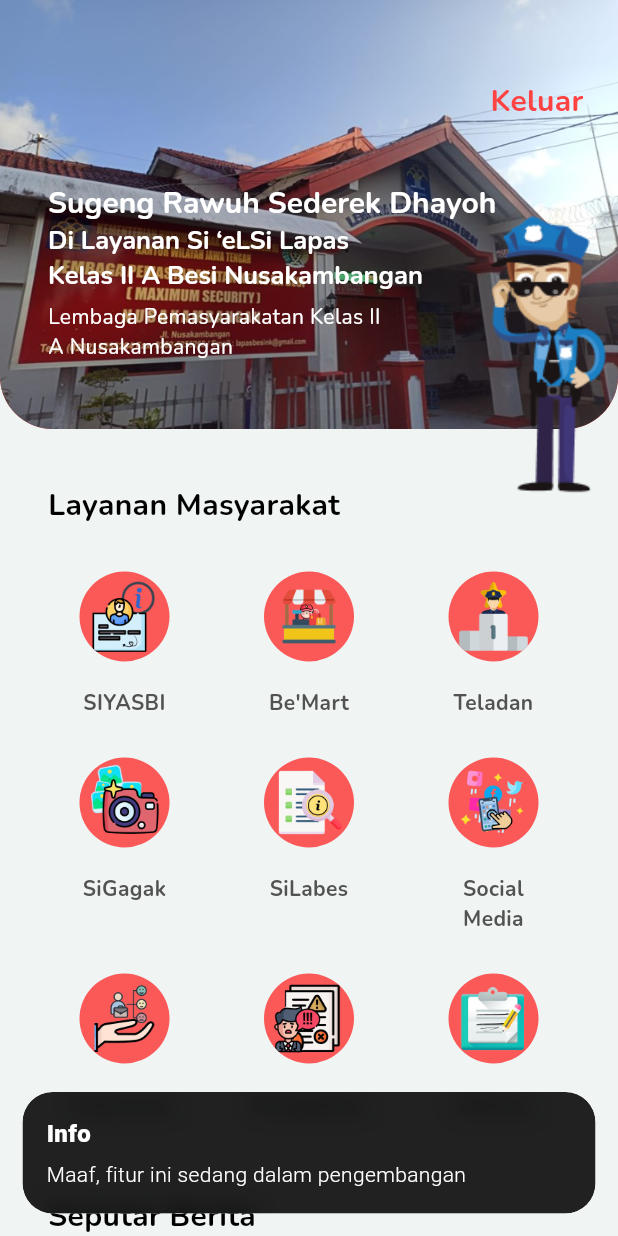
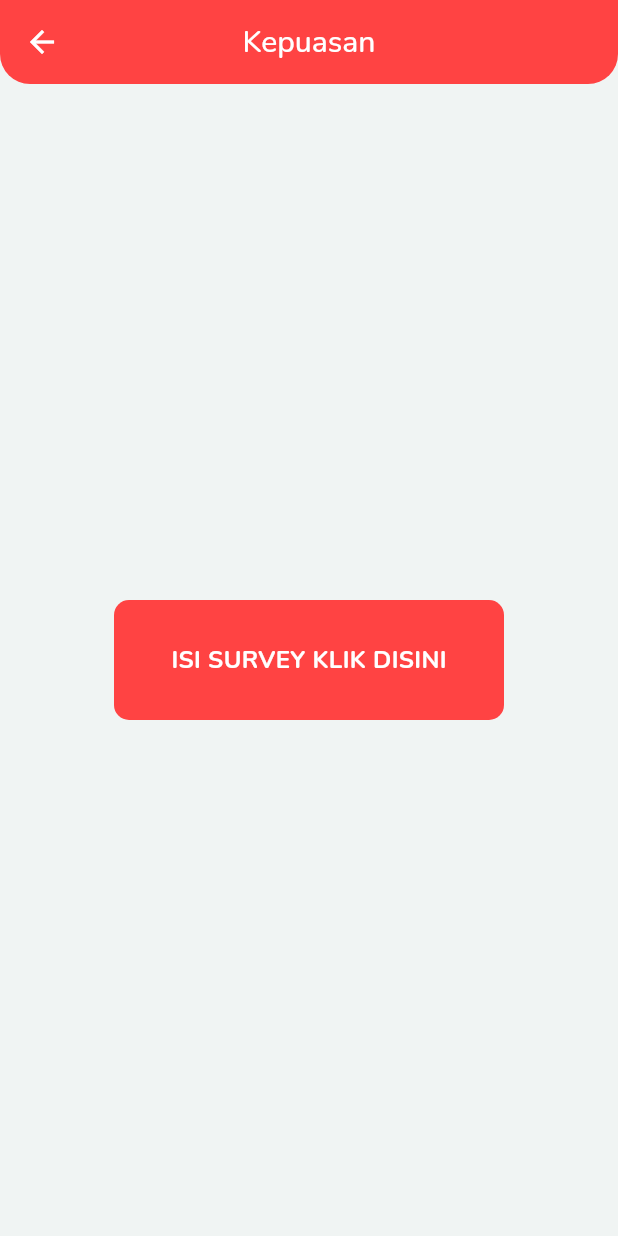
Before and after one commit to Introvertskrrt/SiElsi-Project, a Flutter app: the DashboardKeluargaView screen opened by its route, after a tap on "Kepuasan", on a phone screen of 412 x 824 dp. Run offline on Flutter 3.47's test engine with Material 3 defaults, Android fonts, the light colour scheme and no system bars; our stand-ins replace carousel_slider, dash_chat_2, dropdown_button2, file_picker, flutter_svg, get and 3 more.

Commit message:
finished feat-kepuasan keluarga & add routes

```diff
--- a/lib/main.dart
+++ b/lib/main.dart
@@ -6,6 +6,7 @@ import 'package:sibesi_app/views/dashboard_views/dashboard_keluarga_view.dart';
 import 'package:sibesi_app/views/dashboard_views/dashboard_pegawai_view.dart';
 import 'package:sibesi_app/views/dashboard_views/dashboard_umum_view.dart';
 import 'package:sibesi_app/views/intro_views/intro_view.dart';
+import 'package:sibesi_app/views/kepuasan_views/kepuasan_view.dart';
 import 'package:sibesi_app/views/login_views/login_masyarakat_view.dart';
 import 'package:sibesi_app/views/login_views/login_role_view.dart';
 import 'package:sibesi_app/views/login_views/login_pegawai_view.dart';
@@ -96,6 +97,10 @@ void main() {
         name: AppRoutes.sinamuPage,
         page: () => const SinamuView(),
       ),
+      GetPage(
+        name: AppRoutes.kepuasanPage,
+        page: () => const KepuasanView(),
+      ),
     ],
   ));
 }
--- a/lib/utils/app_routes.dart
+++ b/lib/utils/app_routes.dart
@@ -17,4 +17,5 @@ class AppRoutes {
   static String loginMasyarakatPage = "/loginMasyarakatPage";
   static String bemartPage = "/bemartPage";
   static String sinamuPage = "/sinamuPage";
+  static String kepuasanPage = "/kepuasanPage";
 }
--- a/lib/views/dashboard_views/widgets/keluarga_menu_widget.dart
+++ b/lib/views/dashboard_views/widgets/keluarga_menu_widget.dart
@@ -111,7 +111,7 @@ class KeluargaMenuWidget extends StatelessWidget {
             children: [
               GestureDetector(
                 onTap: () {
-                  errorSnackBar();
+                  Get.toNamed(AppRoutes.kepuasanPage);
                 },
                 child: buildMenuColumn(
                   "assets/icons/Kepuasan.png",
--- a/lib/views/dashboard_views/widgets/umum_menu_widget.dart
+++ b/lib/views/dashboard_views/widgets/umum_menu_widget.dart
@@ -38,7 +38,7 @@ class UmumMenuWidget extends StatelessWidget {
               ),
               GestureDetector(
                 onTap: () {
-                  errorSnackBar();
+                  Get.toNamed(AppRoutes.sinamuPage);
                 },
                 child: buildMenuColumn(
                   "assets/icons/SiNamu.png",
--- /dev/null
+++ b/lib/views/kepuasan_views/kepuasan_view.dart
@@ -0,0 +1,62 @@
+import 'package:flutter/material.dart';
+import 'package:get/get.dart';
+import 'package:sibesi_app/constants/color_constant.dart';
+import 'package:sibesi_app/constants/text_style_constant.dart';
+import 'package:url_launcher/url_launcher.dart';
+
+class KepuasanView extends StatelessWidget {
+  const KepuasanView({super.key});
+
+  @override
+  Widget build(BuildContext context) {
+    return Scaffold(
+      backgroundColor: ColorConstant.primaryBackground,
+      appBar: PreferredSize(
+        preferredSize: const Size.fromHeight(56.0), // Default appBar height
+        child: ClipRRect(
+          borderRadius: const BorderRadius.only(
+            bottomLeft: Radius.circular(20),
+            bottomRight: Radius.circular(20),
+          ),
+          child: AppBar(
+            iconTheme: const IconThemeData(color: Colors.white),
+            centerTitle: true,
+            backgroundColor: ColorConstant.primaryColor,
+            title: Text(
+              "Kepuasan",
+              style: TextStyleConstant.nunitoSemiBold
+                  .copyWith(color: Colors.white, fontSize: 20),
+            ),
+          ),
+        ),
+      ),
+      body: Center(
+        child: GestureDetector(
+          onTap: () async {
+            final Uri url = Uri.parse('https://survei-bsk.kemenkumham.go.id/ly/wS7M6bEy');
+            if (!await launchUrl(url)) {
+              throw Exception('Could not launch $url');
+            }
+          },
+          child: Container(
+            width: 260,
+            height: 80,
+            decoration: BoxDecoration(
+              color: ColorConstant.primaryColor,
+              borderRadius: BorderRadius.circular(10),
+            ),
+            child: Center(
+              child: Text(
+                "ISI SURVEY KLIK DISINI",
+                style: TextStyleConstant.nunitoBold.copyWith(
+                  fontSize: 16,
+                  color: Colors.white,
+                ),
+              ),
+            ),
+          ),
+        ),
+      ),
+    );
+  }
+}
--- a/pubspec.yaml
+++ b/pubspec.yaml
@@ -19,6 +19,7 @@ dependencies:
   permission_handler: ^11.3.1
   dropdown_button2: ^2.3.9
   intl: ^0.19.0
+  url_launcher: ^6.3.0
 
 dev_dependencies:
   flutter_test:
```
Also changed, not shown: pubspec.lock.
